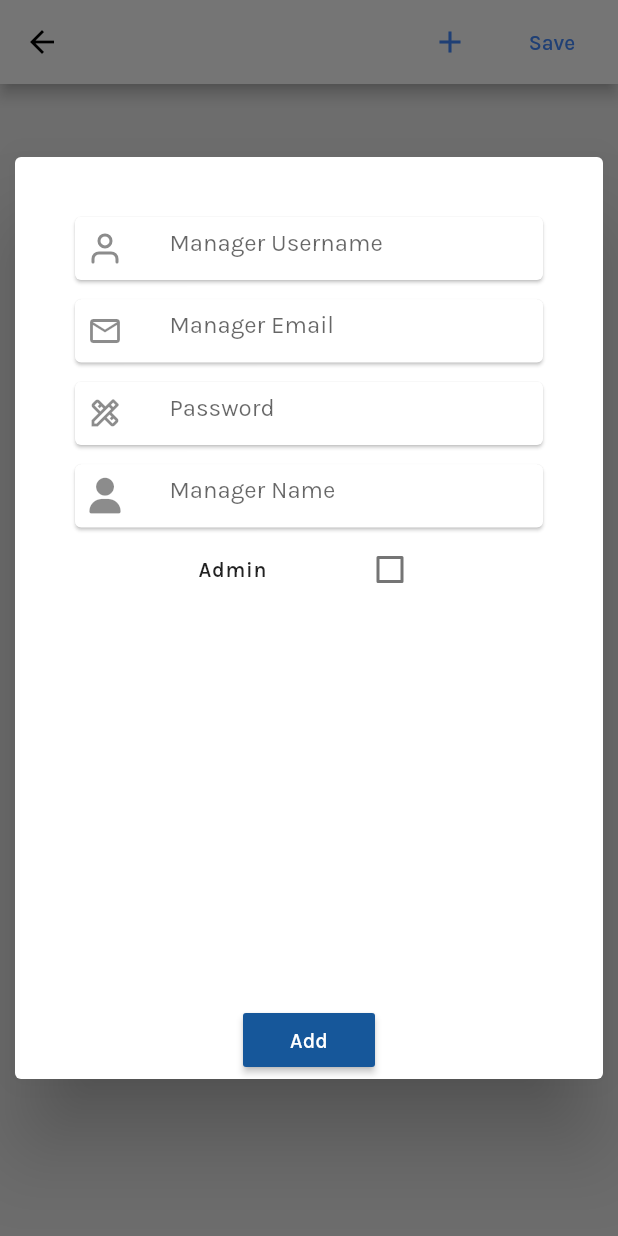
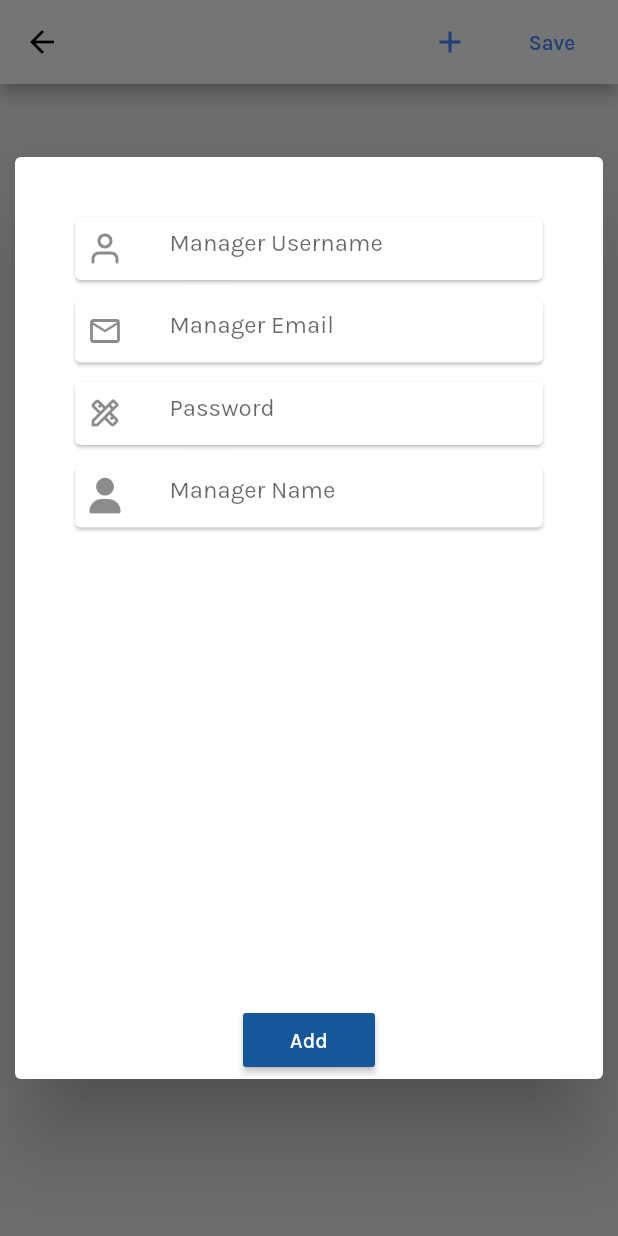
Before and after one commit to owaiz47/appraisal-flutter, a Flutter app: the AddManagersScreen screen opened directly, after a tap on the "add" icon, on a phone screen of 412 x 824 dp. Run offline on Flutter 3.47's test engine with Material 2 defaults, Android fonts, the phone set to English and light mode, and no system bars; our stand-ins replace flutter_icons, flutter_rating_bar, fluttertoast, google_fonts, velocity_x; accounts and stored records are empty; network calls fail.

Commit message:
--Alhamdullillah

```diff
--- a/appraisal/lib/components/manager_add_component.dart
+++ b/appraisal/lib/components/manager_add_component.dart
@@ -1,5 +1,6 @@
 import 'package:appraisal/color_constants.dart';
 import 'package:appraisal/model/User.dart';
+import 'package:appraisal/repository/UserStorage.dart';
 import 'package:flutter/cupertino.dart';
 import 'package:flutter/material.dart';
 import 'package:flutter_icons/flutter_icons.dart';
@@ -71,7 +72,8 @@ class AddManagerWidget {
                                           MainAxisAlignment.spaceEvenly,
                                       children: buildSecondInfoWid(),
                                     ),
-                              Container(
+                              authenticatedUser.admin
+                                  ? Container(
                                       width: 180.0,
                                       child: CheckboxListTile(
                                           activeColor: Color(k_blue_color),
@@ -90,7 +92,8 @@ class AddManagerWidget {
                                               isAdmin = val;
                                             });
                                           }),
-                              ),
+                                    )
+                                  : SizedBox(),
                             ],
                           ),
                         ),
```
Also changed, not shown: appraisal/lib/views/home_screen.dart (+10 -4 lines). Lines whose indentation alone changed are shown as unchanged.
